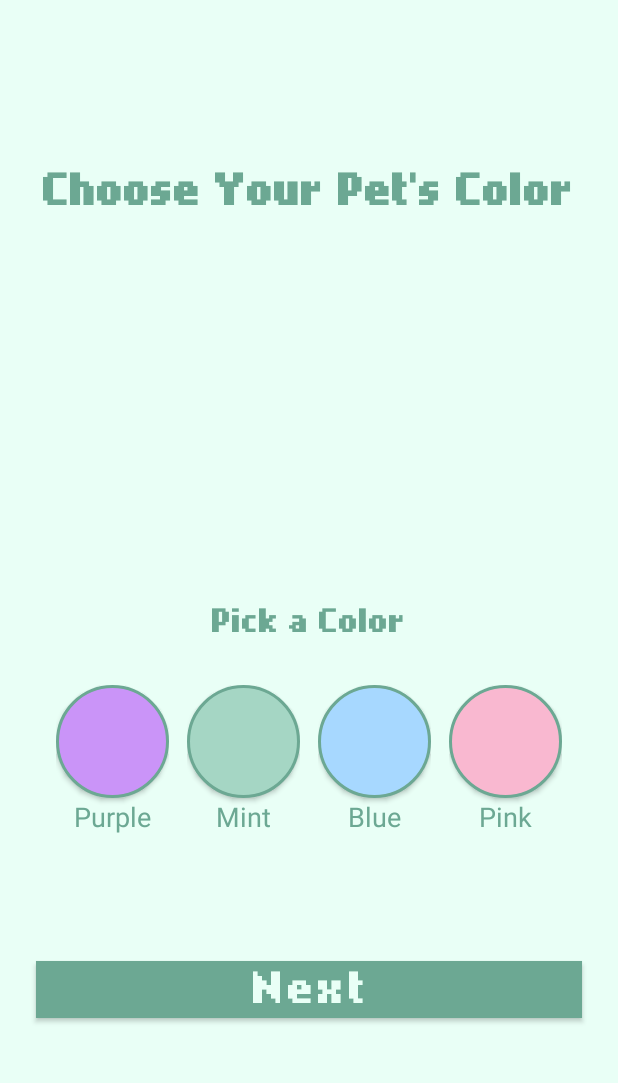
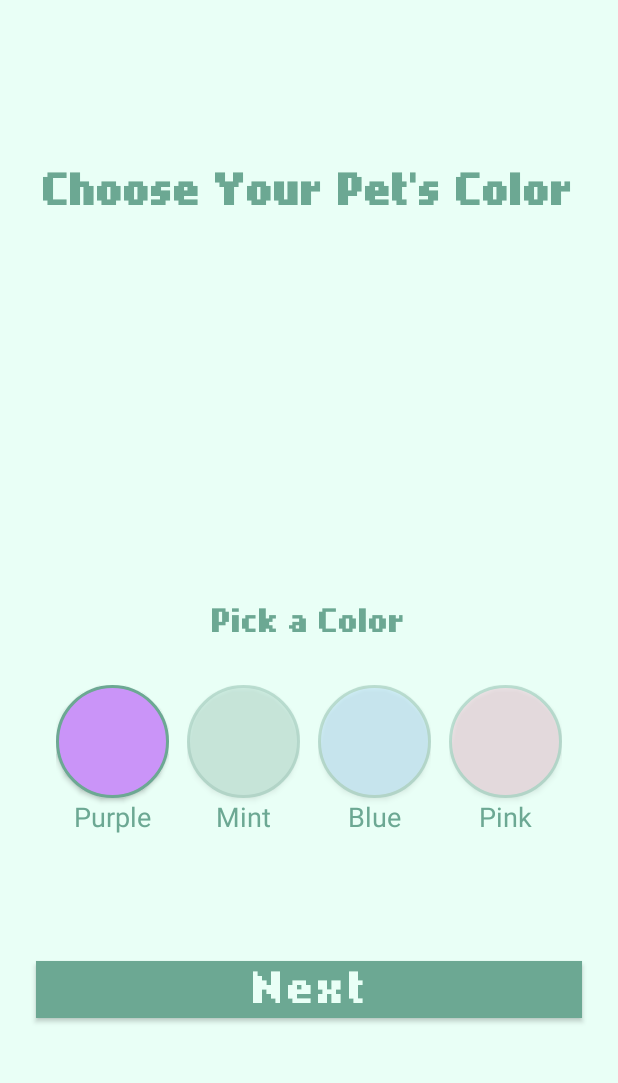
Before and after one commit to Sandbox-jvs/fa25p2_PocketPixelPets, an Android app: the ChoosePetColorActivity screen opened directly, with no data from a screen before it, on a phone screen of 412 x 824 dp, the part 84-1167 px from its top. Run offline under Robolectric (Android 15) with nearby library versions, the phone set to English and light mode, and no system bars; 1 statement that could not run was skipped.

Commit message:
Added setup code for selecting the button

```diff
--- a/app/src/main/java/com/talentengine/pocketpixelpets/ChoosePetColorActivity.java
+++ b/app/src/main/java/com/talentengine/pocketpixelpets/ChoosePetColorActivity.java
@@ -11,24 +11,28 @@ import android.widget.Button;
 
 import androidx.appcompat.app.AppCompatActivity;
 
+import com.google.android.material.button.MaterialButton;
+
 public class ChoosePetColorActivity extends AppCompatActivity {
 
     // The sprite that reflects our current pet and color
     private SpriteView variableSprite;
 
     // The buttons used for selecting the color
-    private Button purpleButton;
-    private Button mintButton;
-    private Button blueButton;
-    private Button pinkButton;
-    private Button selectedButton;      // A reference to our currently selected color
+    private MaterialButton purpleButton;
+    private MaterialButton mintButton;
+    private MaterialButton blueButton;
+    private MaterialButton pinkButton;
+    private MaterialButton selectedButton;      // A reference to our currently selected color
 
     // The button to go to the next activity
-    private Button nextButton;
+    private MaterialButton nextButton;
 
     // Used for dimming the buttons
     private static final float DIMMED_ALPHA = 0.35f;
     private static final float FULL_ALPHA = 1.0f;
+
+    private String petType;     // {otter, fox, turtle} and defaults to otter
 
     @Override
     protected void onCreate(Bundle savedInstanceState) {
@@ -36,9 +40,20 @@ public class ChoosePetColorActivity extends AppCompatActivity {
         setContentView(R.layout.activity_choose_pet_color);
 
         // Initialize all the assets
+
         // TODO: Pull the current pet from the last activity, currently defaults to otter
+        petType = "otter";
+
+        purpleButton = findViewById(R.id.purpleButton);
+        mintButton = findViewById(R.id.mintButton);
+        blueButton = findViewById(R.id.blueButton);
+        pinkButton = findViewById(R.id.pinkButton);
+        nextButton = findViewById(R.id.nextButton);
+        variableSprite = findViewById(R.id.petSpritePreview);
+
 
         // TODO: Default select one of the buttons, greying out the rest
+        selectButton(purpleButton);
 
         // TODO: Get the current TYPE of pet and render that sprite
 
@@ -50,7 +65,7 @@ public class ChoosePetColorActivity extends AppCompatActivity {
     /**
      * When the user selects a button, this button becomes active and all other buttons are greyed out
      */
-    private void selectButton(Button pressedButton) {
+    private void selectButton(MaterialButton pressedButton) {
         // Check if our button is already selected
         if (selectedButton.equals(pressedButton)) {
             return;
@@ -64,6 +79,8 @@ public class ChoosePetColorActivity extends AppCompatActivity {
 
         // Keep track of the new selected button using our variable
         selectedButton = pressedButton;
+
+        // TODO: Update the sprite
     }
 
     private void dimAllButtons() {
```
